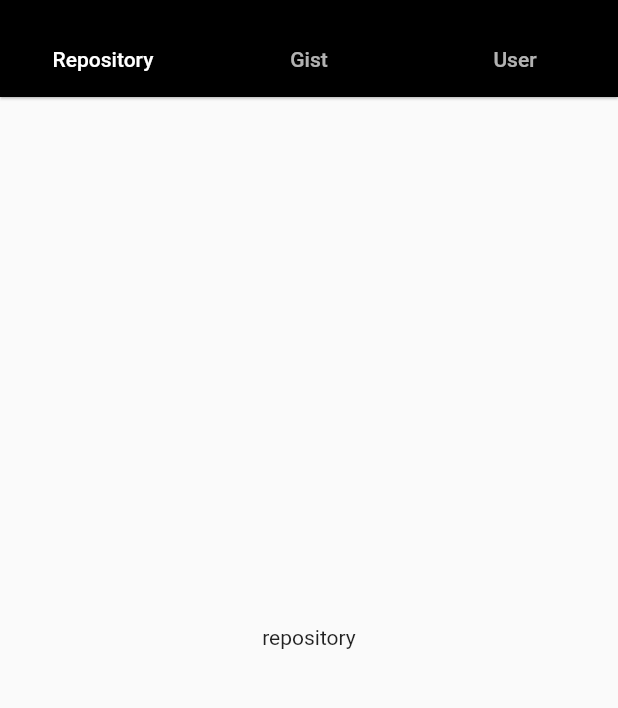
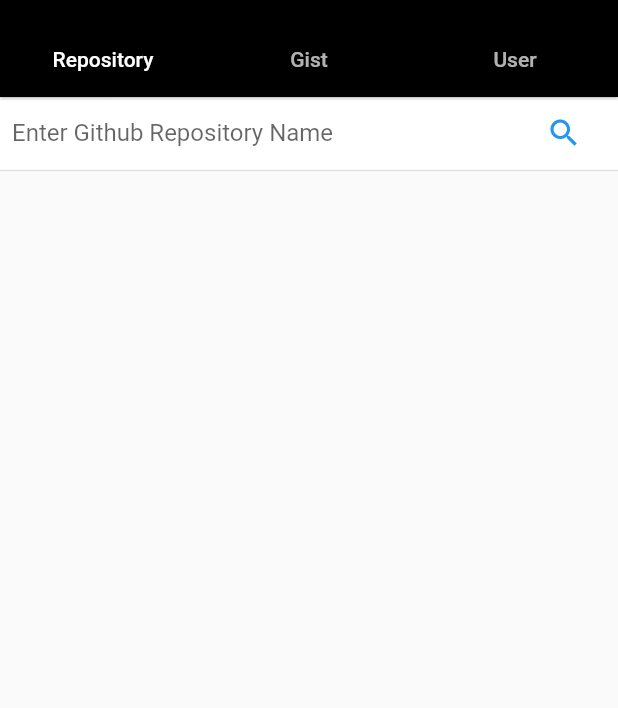
Before and after one commit to TaigaMikami/github_search_flutter, a Flutter app: the screen it shows after launch, on a phone screen of 412 x 824 dp, the part 59-767 px from its top. Run offline on Flutter 3.47's test engine with Material 2 defaults, Android fonts, the phone set to English and light mode, and no system bars.

Commit message:
add search repository page

```diff
--- a/lib/pages/repository_screen.dart
+++ b/lib/pages/repository_screen.dart
@@ -1,11 +1,137 @@
 import 'package:flutter/material.dart';
+import 'package:github_search/model/Repository.dart';
+import 'package:http/http.dart' as http;
+import 'dart:convert';
 
-class RepositoryScreen extends StatelessWidget {
+class RepositoryScreen extends StatefulWidget {
+  @override
+  _RepositoryScreenState createState() => new _RepositoryScreenState();
+}
+
+class _RepositoryScreenState extends State<RepositoryScreen>  with TickerProviderStateMixin {
+  final List<Repository> _repository = <Repository>[];
+  final TextEditingController _textController = new TextEditingController();
+
+  bool searching = false, api_no_limit = false;
+  String url = "https://api.github.com/search/repositories?q=";
+  var resBody;
+
+  Future _getRepositories(String text) async {
+    setState(() {
+      searching = true;
+    });
+    _textController.clear();
+    var res = await http.get(Uri.encodeFull(url + text), headers: {"Accept": "application/json"});
+    setState(() {
+      resBody = json.decode(res.body);
+    });
+    print(resBody["items"][0]);
+    String avatar_url = resBody["items"][0]['owner']['avatar_url'];
+    String full_name = resBody["items"][0]['full_name'];
+    int stargazers_count = resBody["items"][0]['stargazers_count'] == null ? 0 : resBody["items"][0]['stargazers_count'];
+    int forks = resBody["items"][0]['forks'] == null ? 0 : resBody["items"][0]['forks'];
+    if (resBody["items"][0]['owner']['avatar_url'] != null) {
+      Repository repo = new Repository(
+        full_name: full_name,
+        image: avatar_url,
+        stargazers_count: stargazers_count,
+        forks: forks,
+        html_url: resBody["items"][0]['html_url'],
+        animationController: AnimationController(
+          duration: Duration(milliseconds: 700),
+          vsync: this,
+        ),
+      );
+      setState(() {
+        _repository.insert(0, repo);
+      });
+      repo.animationController.forward();
+    } else {
+      api_no_limit = true;
+    }
+    searching = false;
+  }
+
+  Widget _buildTextComposer() {
+    return IconTheme(
+      data: IconThemeData(color: Theme.of(context).accentColor),
+      child: Container(
+        margin: EdgeInsets.symmetric(horizontal: 8.0),
+        child: Row(
+          children: <Widget>[
+            Flexible(
+              child: TextField(
+                controller: _textController,
+                onSubmitted: _getRepositories,
+                decoration: InputDecoration.collapsed(hintText: "Enter Github Repository Name"),
+              ),
+            ),
+            Container(
+              margin: EdgeInsets.symmetric(horizontal: 4.0),
+              child: IconButton(
+                icon: Icon(Icons.search),
+                onPressed: () => _getRepositories(_textController.text),
+              ),
+            )
+          ],
+        ),
+      ),
+    );
+  }
+
+  Widget loading(){
+    if(searching){
+      return new Container(
+        height: 60.0,
+        child:new Center(
+          child:new CircularProgressIndicator()
+        ),
+      );
+    }else if(api_no_limit) {
+      return new Card(
+        child: new Container(
+          height: 80.0,
+          color: Colors.red,
+          child: new Center(
+            child: new Text(
+              "API LIMIT EXCEDED",
+              style: new TextStyle(
+                fontWeight: FontWeight.bold,
+                color: Colors.white,
+                fontSize: 22.0
+              ),
+            ),
+          )
+        ),
+      );
+    }else{
+      return new Container(
+
+      );
+    }
+  }
+
   @override
   Widget build(BuildContext context) {
     return Container(
-      child: Center(
-        child: Text('repository')
+      child: Column(
+        children: <Widget>[
+          Container(
+            decoration: BoxDecoration(
+              color: Theme.of(context).cardColor,
+            ),
+            child: _buildTextComposer(),
+          ),
+          Divider(height: 2.0,),
+          loading(),
+          Flexible(
+            child: ListView.builder(
+              itemBuilder: (_, int index) => _repository[index],
+              itemCount: _repository.length,
+              padding: EdgeInsets.all(8.0),
+            ),
+          )
+        ],
       ),
     );
   }
```
Also changed, not shown: lib/model/Repository.dart (added, +62 -0 lines), lib/widgets/Loading.dart (added).
